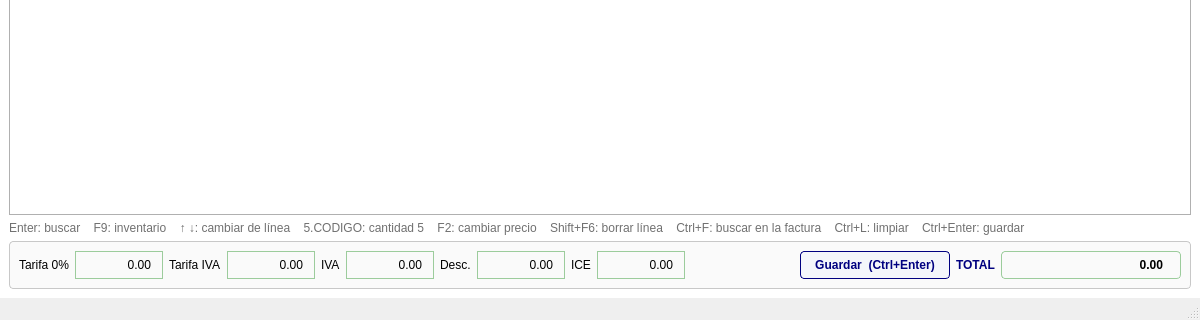
Before: the Qt Designer form src/sucker_punch/views/ui/point_of_sale.ui in Tickey0/sucker-punch_ODOO, drawn with Qt 5; both pictures show x 0 to 1200 and y 380 to 700 of the 1200 by 700 pixel window.
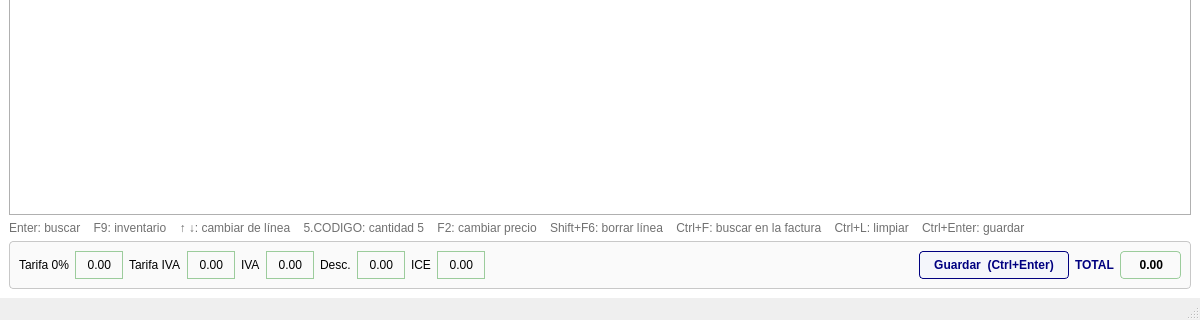
After: the same form once the commit is applied.

Commit message: [FIX] Totals cut off

What changed in the file:
```diff
--- a/src/sucker_punch/views/ui/point_of_sale.ui
+++ b/src/sucker_punch/views/ui/point_of_sale.ui
@@ -28,9 +28,9 @@
 QFrame#frameTotals { background: #fafafa; border: 1px solid #c8c8c8; border-radius: 4px; }
 QFrame#frameTotals QLabel { background: transparent; }
 QLabel#lbl_t0_value, QLabel#lbl_tiva_value, QLabel#lbl_iva_value, QLabel#lbl_discount_value, QLabel#lbl_ice_value {
-    background: #e3f5e3; border: 1px solid #9ccc9c; padding: 2px 8px; min-width: 70px; }
+    background: #e3f5e3; border: 1px solid #9ccc9c; padding: 2px 8px; }
 QLabel#lbl_total { background: #e3f5e3; border: 1px solid #9ccc9c; border-radius: 4px;
-                   color: black; font-weight: bold; padding: 2px 14px; min-width: 150px; }
+                   color: black; font-weight: bold; padding: 2px 14px; }
 QPushButton#push_save { background: #f4f6fb; color: #000080; border: 1px solid #000080;
                         border-radius: 4px; padding: 6px 14px; font-weight: bold; }
 QPushButton#push_save:hover { background: #e6ff8c; }</string>
```
The commit also changes 2 other files.
